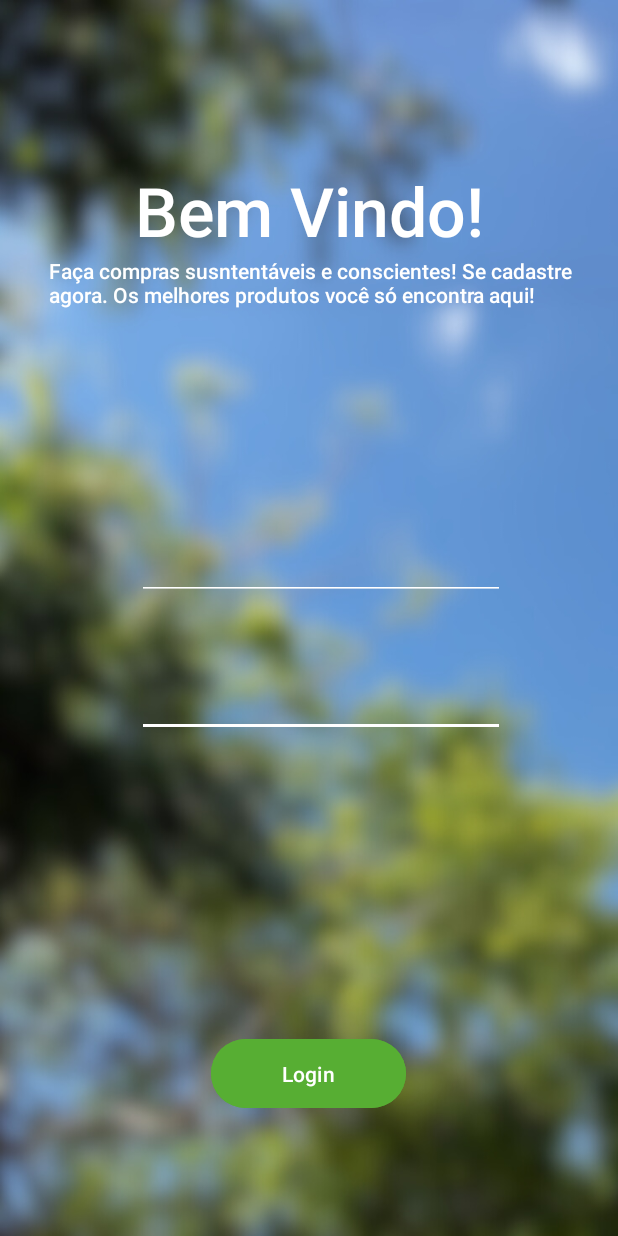
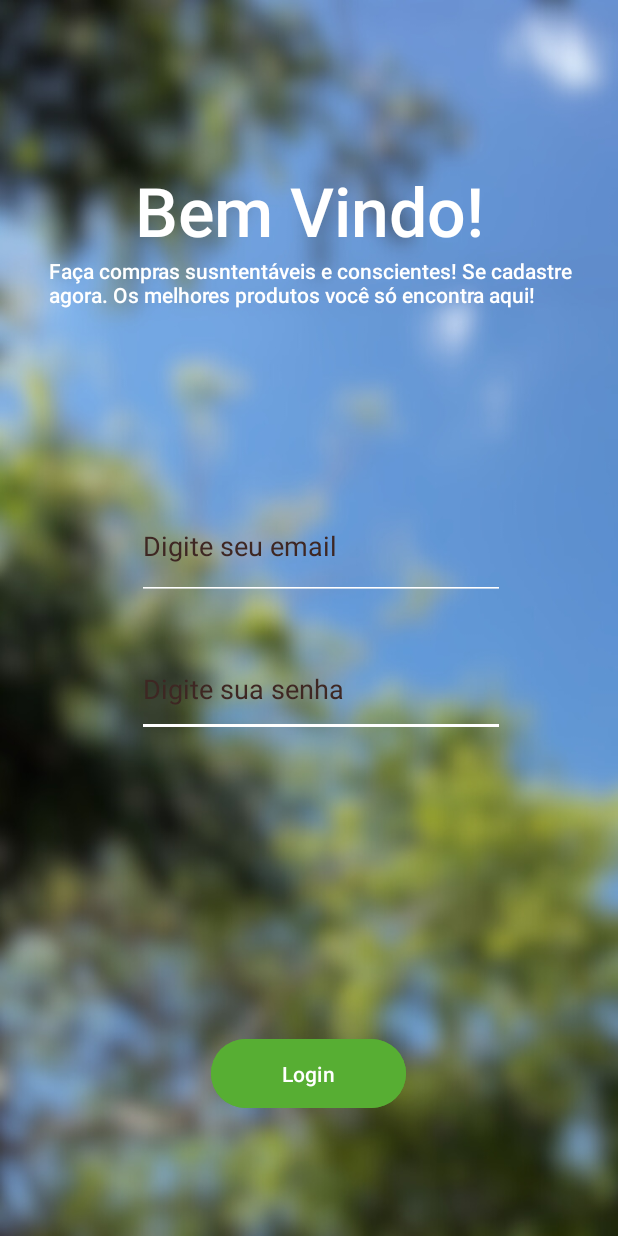
Before and after one commit to MarinaBohlant/appAline, an Android app: the loginActivity screen opened directly, with no data from a screen before it, on a phone screen of 412 x 824 dp. Run offline under Robolectric (Android 15) with nearby library versions, the phone set to English and light mode, and no system bars.

Commit message:
Commit 2

```diff
--- a/app/src/main/java/com/example/appmarinadamasceno/LogadoActivity.java
+++ b/app/src/main/java/com/example/appmarinadamasceno/LogadoActivity.java
@@ -10,5 +10,7 @@ public class LogadoActivity extends AppCompatActivity {
     protected void onCreate(Bundle savedInstanceState) {
         super.onCreate(savedInstanceState);
         setContentView(R.layout.activity_logado);
+
+
     }
 }
--- a/app/src/main/java/com/example/appmarinadamasceno/loginActivity.java
+++ b/app/src/main/java/com/example/appmarinadamasceno/loginActivity.java
@@ -2,7 +2,9 @@ package com.example.appmarinadamasceno;
 
 import androidx.appcompat.app.AppCompatActivity;
 
+import android.content.Intent;
 import android.os.Bundle;
+import android.view.View;
 
 public class loginActivity extends AppCompatActivity {
 
@@ -10,5 +12,11 @@ public class loginActivity extends AppCompatActivity {
     protected void onCreate(Bundle savedInstanceState) {
         super.onCreate(savedInstanceState);
         setContentView(R.layout.activity_login);
+
+        findViewById(R.id.btnlogin);
+    }
+    public void Logado(View v) {
+        Intent intentLogin = new Intent(loginActivity.this, LogadoActivity.class);
+        startActivity(intentLogin);
     }
 }
--- a/app/src/main/res/layout/activity_login.xml
+++ b/app/src/main/res/layout/activity_login.xml
@@ -43,6 +43,7 @@
         android:layout_marginBottom="81dp"
         android:backgroundTint="#57AE33"
         android:fontFamily="sans-serif-medium"
+        android:onClick="Logado"
         android:text="@string/btnlogin"
         android:textSize="14sp"
         app:layout_constraintBottom_toBottomOf="parent"
@@ -55,9 +56,12 @@
         android:layout_height="63dp"
         android:layout_marginTop="28dp"
         android:layout_marginEnd="75dp"
+        android:autofillHints=""
         android:backgroundTint="#FFFFFF"
         android:ems="10"
+        android:hint="@string/editTxt2"
         android:inputType="number"
+        android:textColorHint="#3E2723"
         app:layout_constraintEnd_toEndOf="parent"
         app:layout_constraintTop_toBottomOf="@+id/editTextTextEmailAddress" />
 
@@ -69,8 +73,11 @@
         android:layout_marginEnd="75dp"
         android:backgroundTint="#FFFFFF"
         android:ems="10"
+        android:hint="@string/editTxt1"
         android:inputType="textEmailAddress"
+        android:textColorHint="#3E2723"
         app:layout_constraintEnd_toEndOf="parent"
-        app:layout_constraintTop_toBottomOf="@+id/txttextobv" />
+        app:layout_constraintTop_toBottomOf="@+id/txttextobv"
+        android:autofillHints="" />
 
 </androidx.constraintlayout.widget.ConstraintLayout>
--- a/app/src/main/res/layout/activity_main.xml
+++ b/app/src/main/res/layout/activity_main.xml
@@ -28,7 +28,9 @@
         android:layout_marginTop="274dp"
         app:layout_constraintStart_toStartOf="parent"
         app:layout_constraintTop_toTopOf="parent"
-        app:srcCompat="@drawable/sacolalegal" />
+        app:srcCompat="@drawable/sacolalegal"
+        tools:ignore="ImageContrastCheck"
+        android:contentDescription="@string/imgLogo" />
 
     <Button
         android:id="@+id/btnentrar"
@@ -38,7 +40,9 @@
         android:layout_marginEnd="132dp"
         android:layout_marginBottom="56dp"
         android:backgroundTint="#57AE33"
+        android:onClick="Login"
         android:text="@string/btnentrar"
+        android:textColor="#263238"
         android:textSize="18sp"
         app:layout_constraintBottom_toBottomOf="parent"
         app:layout_constraintEnd_toEndOf="parent"
--- a/app/src/main/res/values/strings.xml
+++ b/app/src/main/res/values/strings.xml
@@ -1,4 +1,4 @@
-<resources>
+<resources xmlns:tools="http://schemas.android.com/tools">
     <string name="app_name">appMarinaDamasceno</string>
     <string name="txt1">SustenShop</string>
     <string name="btnentrar">Entrar</string>
@@ -8,14 +8,13 @@
     <string name="txtparte1">Obrigado por se cadastrar!</string>
     <string name="txtparte2">Sua atitude pode mudar o mundo! Ao se juntar a nós, você deu o primeiro passo em direção a uma mudança que pode transformar o mundo!</string>
     <string name="btncomeco">Começar</string>
-    <string name="txtintroducao">Você sabia que preservar o meio ambiente é essencial para a sobrevivência de nossa biosfera, por isso devemos agir de forma responsável, reduzindo o desperdício, conservando recursos naturais e protegendo a diversidade da vida na Terra, por isso, a vida na Terra é importante, e salvar o meio ambiente também.</string>
+    <string name="txtintroducao" tools:ignore="Typos">Você sabia que preservar o meio ambiente é essencial para a sobrevivência de nossa biosfera, por isso devemos agir de forma responsável, reduzindo o desperdício, conservando recursos naturais e protegendo a diversidade da vida na Terra, por isso, a vida na Terra é importante, e salvar o meio ambiente também.</string>
     <string name="btnparte1">Continuar</string>
     <string name="txtdesenvolvimento">A nossa loja veio ao mundo com o intuito de fazer com que essa compra seja mais acessível e mais conhecida para os nossos clientes, além de mostrar para as pessoas que esse tipo de aquisição é viável e é melhor, em comparação aos produtos que agridem mais o meio ambiente.</string>
     <string name="btnparte2">Continuar</string>
     <string name="txtfim">Comprar produtos sustentáveis beneficia a todos, reduzindo as emissões de gases do efeito estufa, preservando a biodiversidade, economizando recursos naturais e incentivando a inovação. Nossa loja promove a acessibilidade e conscientização sobre essa escolha, demonstrando que é viável e superior aos produtos prejudiciais ao meio ambiente.</string>
     <string name="btnparte3">Continuar</string>
     <string name="txttitulo">Procure e Encontre os Melhores Produtos</string>
-    <string name="editTxt">Procurar</string>
     <string name="btnvoltar">Voltar</string>
     <string name="txtp1">EcoBag</string>
     <string name="txtp2">Higiene Pessoal</string>
@@ -25,4 +24,7 @@
     <string name="bthp2">Buy</string>
     <string name="bthp3">Buy</string>
     <string name="bthp4">Buy</string>
+    <string name="imgLogo">Logo</string>
+    <string name="editTxt1">Digite seu email</string>
+    <string name="editTxt2">Digite sua senha</string>
 </resources>
```
Also changed, not shown: app/src/main/java/com/example/appmarinadamasceno/MainActivity.java (+9 -1 lines).
